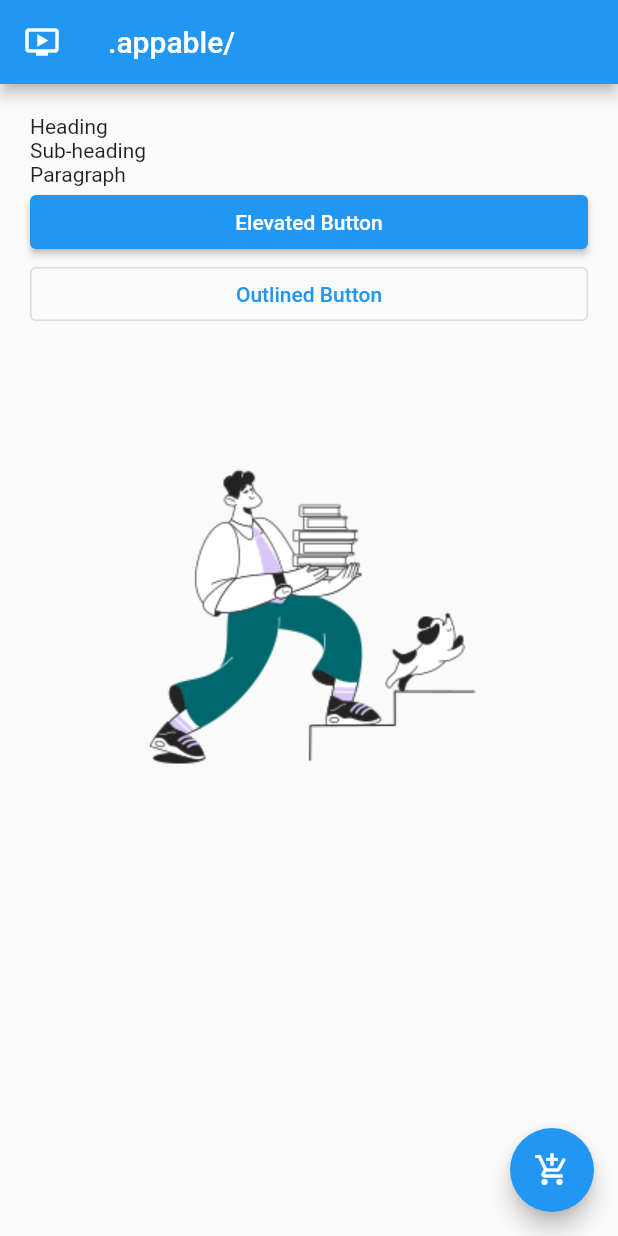
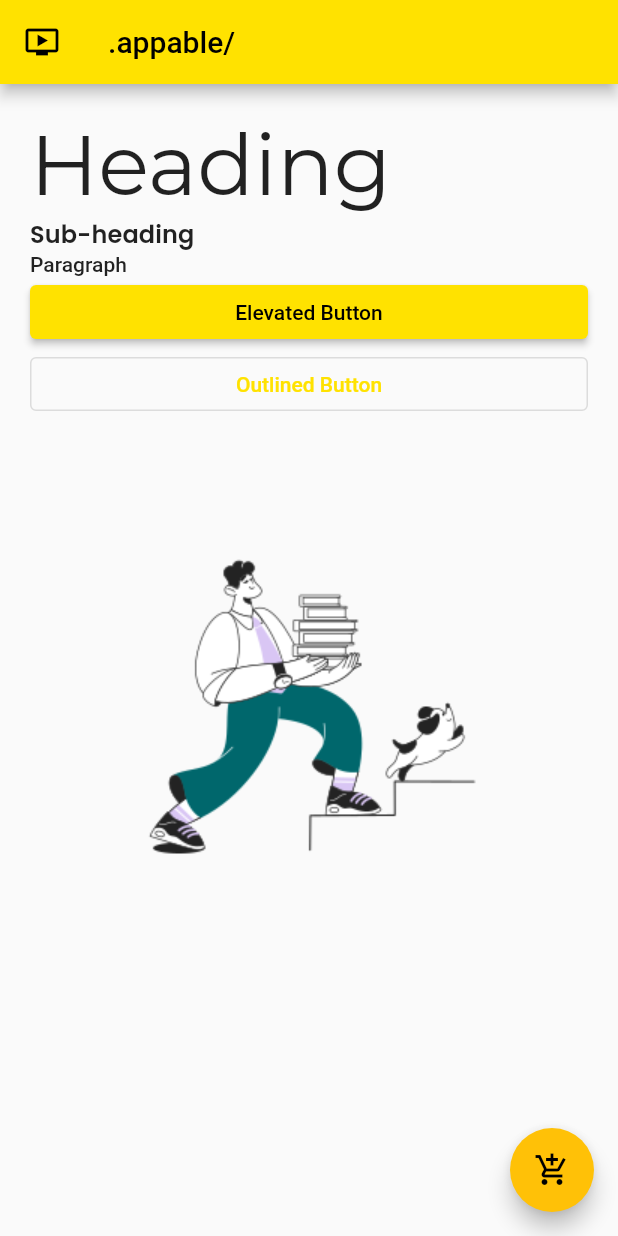
Before and after one commit to YamamotoDesu/login_flutter_app, a Flutter app: the screen it shows after launch, on a phone screen of 412 x 824 dp. Run offline on Flutter 3.47's test engine with Material 2 defaults, Android fonts, the phone set to English and light mode, and no system bars; our stand-ins replace google_fonts.

Commit message:
How to Setup a Custom Theme in Flutter

```diff
--- a/lib/main.dart
+++ b/lib/main.dart
@@ -1,4 +1,6 @@
 import 'package:flutter/material.dart';
+
+import 'src/utils/theme/theme.dart';
 
 void main() {
   runApp(const MyApp());
@@ -12,10 +14,9 @@ class MyApp extends StatelessWidget {
   Widget build(BuildContext context) {
     return MaterialApp(
       title: 'Flutter Demo',
-      theme: ThemeData(
-        primarySwatch: Colors.blue,
-      ),
-      darkTheme: ThemeData(),
+      theme: TAppTheme.lightTheme,
+      darkTheme: TAppTheme.darkTheme,
+      themeMode: ThemeMode.system,
       home: const AppHome(),
     );
   }
@@ -45,9 +46,18 @@ class AppHome extends StatelessWidget {
         padding: const EdgeInsets.all(20.0),
         child: ListView(
           children: [
-            const Text("Heading"),
-            const Text("Sub-heading"),
-            const Text("Paragraph"),
+            Text(
+              "Heading",
+              style: Theme.of(context).textTheme.displayMedium,
+            ),
+            Text(
+              "Sub-heading",
+              style: Theme.of(context).textTheme.titleSmall,
+            ),
+            Text(
+              "Paragraph",
+              style: Theme.of(context).textTheme.bodyLarge,
+            ),
             ElevatedButton(
               onPressed: () {},
               child: const Text("Elevated Button"),
--- /dev/null
+++ b/lib/src/utils/theme/theme.dart
@@ -0,0 +1,47 @@
+import 'package:flutter/material.dart';
+import 'package:login_flutter_app/src/utils/theme/widget_theme/text_theme.dart';
+
+class TAppTheme {
+
+  TAppTheme._();
+
+  static ThemeData lightTheme = ThemeData(
+    brightness: Brightness.light,
+    primarySwatch: const MaterialColor(
+      0xFFFFE200,
+      <int, Color>{
+        50: Color(0xFFFFF8E1),
+        100: Color(0xFFFFECB3),
+        200: Color(0xFFFFE082),
+        300: Color(0xFFFFD54F),
+        400: Color(0xFFFFCA28),
+        500: Color(0xFFFFC107),
+        600: Color(0xFFFFB300),
+        700: Color(0xFFFFA000),
+        800: Color(0xFFFF8F00),
+        900: Color(0xFFFF6F00),
+      },
+    ),
+    textTheme: TTextThenme.lightTextTheme,
+  );
+
+  static ThemeData darkTheme = ThemeData(
+    brightness: Brightness.dark,
+    primarySwatch: const MaterialColor(
+      0xFFFFE200,
+      <int, Color>{
+        50: Color(0xFFFFF8E1),
+        100: Color(0xFFFFECB3),
+        200: Color(0xFFFFE082),
+        300: Color(0xFFFFD54F),
+        400: Color(0xFFFFCA28),
+        500: Color(0xFFFFC107),
+        600: Color(0xFFFFB300),
+        700: Color(0xFFFFA000),
+        800: Color(0xFFFF8F00),
+        900: Color(0xFFFF6F00),
+      },
+    ),
+    textTheme: TTextThenme.darkTextTheme,
+  );
+}
--- /dev/null
+++ b/lib/src/utils/theme/widget_theme/text_theme.dart
@@ -0,0 +1,27 @@
+
+import 'package:flutter/material.dart';
+import 'package:google_fonts/google_fonts.dart';
+
+class TTextThenme {
+
+  static TextTheme lightTextTheme = TextTheme(
+     displayMedium: GoogleFonts.montserrat(
+        color: Colors.black87,
+      ),
+      titleSmall: GoogleFonts.poppins(
+        color: Colors.black87,
+        fontSize: 16,
+        fontWeight: FontWeight.w600,
+      ),
+  );
+  static TextTheme darkTextTheme = TextTheme(
+     displayMedium: GoogleFonts.montserrat(
+        color: Colors.black87,
+      ),
+      titleSmall: GoogleFonts.poppins(
+        color: Colors.black87,
+        fontSize: 16,
+        fontWeight: FontWeight.w600,
+      ),
+  );
+}
```
Also changed, not shown: pubspec.yaml (+1 -35 lines), pubspec.lock, 10 other files.
